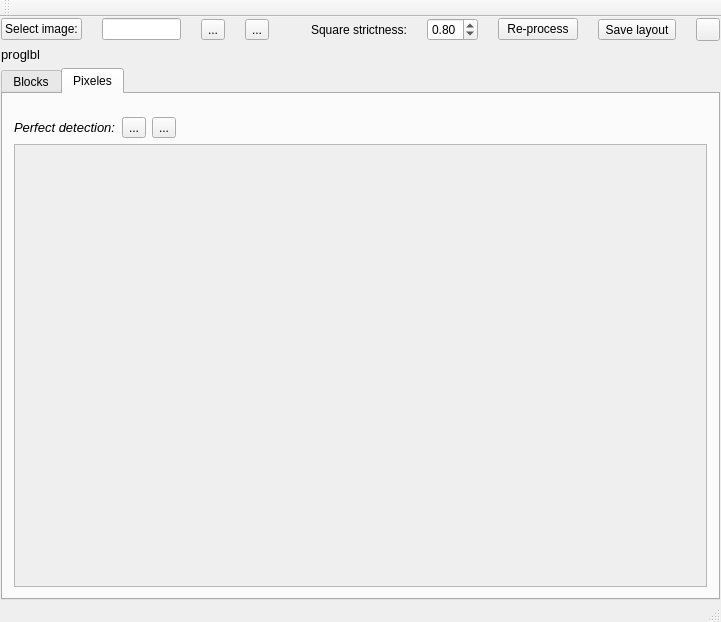
MosheWagner/tzura, file mainwindow.ui: the form before one commit.
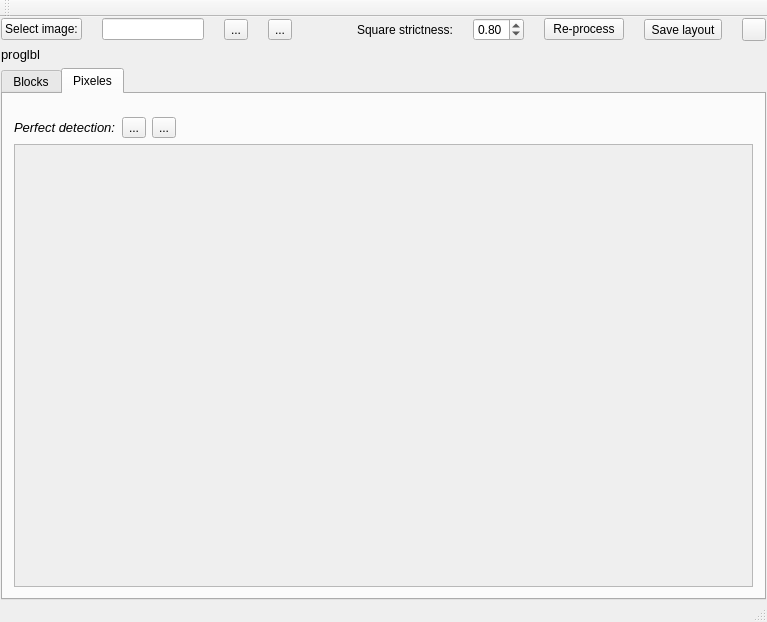
The form after the commit. The open tabs and pages were chosen to show the change. Icons and pictures are not drawn.

What changed in the file:
```diff
--- a/mainwindow.ui
+++ b/mainwindow.ui
@@ -6,7 +6,7 @@
    <rect>
     <x>0</x>
     <y>0</y>
-    <width>721</width>
+    <width>767</width>
     <height>622</height>
    </rect>
   </property>
@@ -320,8 +320,8 @@
             <rect>
              <x>0</x>
              <y>0</y>
-             <width>693</width>
-             <height>424</height>
+             <width>96</width>
+             <height>35</height>
             </rect>
            </property>
            <layout class="QHBoxLayout" name="horizontalLayout_4">
```
Left out of the diff: 4 changed lines with no effect on the pictures.
